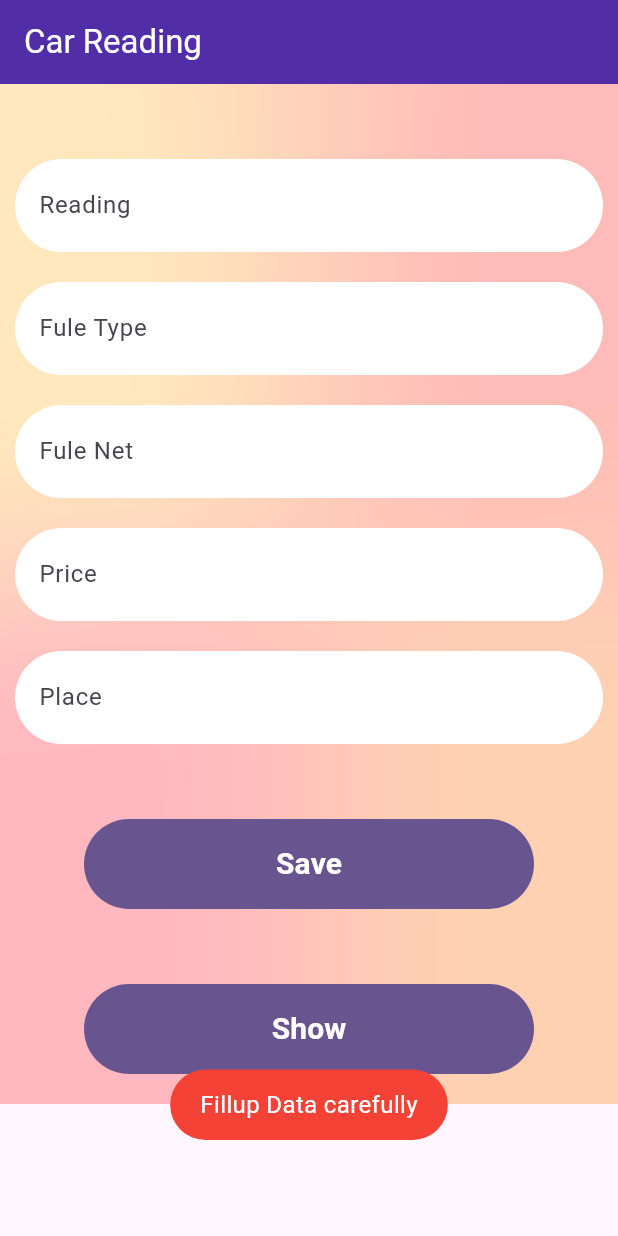
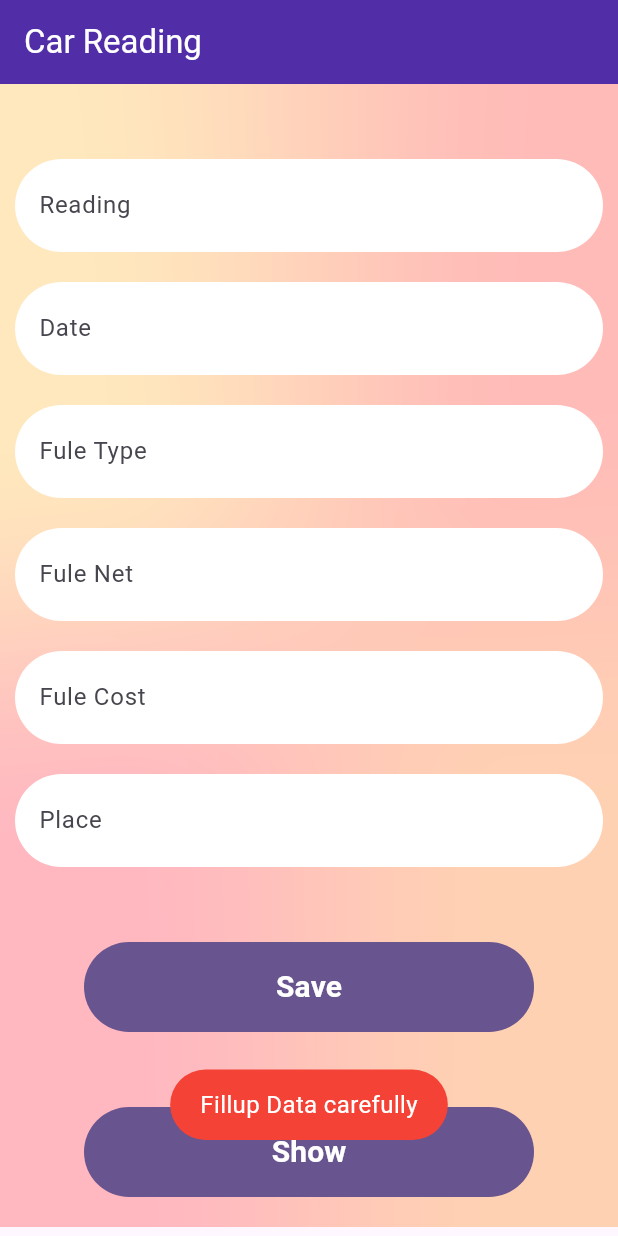
Before and after one commit to Siddhesh-crypt/Car_Data_Entry_App, a Flutter app: the screen it shows after launch, after a tap on "Save", on a phone screen of 412 x 824 dp. Run offline on Flutter 3.47's test engine with Material 2 defaults, Android fonts, the phone set to English and light mode, and no system bars; our stand-ins replace firebase_core, firebase_database, fluttertoast; accounts and stored records are empty.

Commit message:
App UI Upgrade

```diff
--- a/lib/HomePage.dart
+++ b/lib/HomePage.dart
@@ -19,6 +19,7 @@ class _HomePageState extends State<HomePage> {
   var netController = new TextEditingController();
   var priceController = new TextEditingController();
   var placeController = new TextEditingController();
+  var dateController = new TextEditingController();
 
   List<info> infoList = [];
 
@@ -79,6 +80,28 @@ class _HomePageState extends State<HomePage> {
                 padding: const EdgeInsets.only(top:20, left: 10, right: 10),
                 child: Container(
                   child: TextField(
+                      controller: dateController,
+                      keyboardType: TextInputType.datetime,
+                      autofocus: true,
+                      decoration: InputDecoration(
+                        hintText: "Enter The Date",
+                        hintStyle: TextStyle(color: Colors.grey, fontSize: 20),
+                        labelText: "Date",
+                        filled: true,
+                        fillColor: Colors.white,
+                        border: OutlineInputBorder(
+                            borderRadius: BorderRadius.circular(40),
+                            borderSide: BorderSide.none
+                        ),
+
+                      )
+                  ),
+                ),
+              ),
+              Padding(
+                padding: const EdgeInsets.only(top:20, left: 10, right: 10),
+                child: Container(
+                  child: TextField(
                     controller: fuleController,
                       keyboardType: TextInputType.text,
                       autofocus: true,
@@ -123,9 +146,9 @@ class _HomePageState extends State<HomePage> {
                     keyboardType: TextInputType.number,
                     autofocus: true,
                     decoration: InputDecoration(
-                        hintText: "Enter The Price",
+                        hintText: "Enter The Fule Cost",
                         hintStyle: TextStyle(color: Colors.grey, fontSize: 20),
-                        labelText: "Price",
+                        labelText: "Fule Cost",
                         filled: true,
                         fillColor: Colors.white,
                         border: OutlineInputBorder(
@@ -169,7 +192,8 @@ class _HomePageState extends State<HomePage> {
                         fuleController.text,
                         netController.text,
                         priceController.text,
-                        placeController.text
+                        placeController.text,
+                        dateController.text,
                     );
 
                     Fluttertoast.showToast(
@@ -229,13 +253,14 @@ class _HomePageState extends State<HomePage> {
     ));
   }
 
-  void insertData(String reading, String FuleType, String quantity, String Price, String Place){
+  void insertData(String reading, String FuleType, String quantity, String Price, String Place, String date){
     dbref.child("Info").push().set({
       'reading': reading,
       'type': FuleType,
       'quantity': quantity,
       'price': Price,
       'place': Place,
+      'date': date,
     });
   }
 
--- a/lib/ResultPage.dart
+++ b/lib/ResultPage.dart
@@ -103,7 +103,12 @@ class _ResultPageState extends State<ResultPage> {
                   fontWeight: FontWeight.bold,
                   fontSize: 20,
                   color: Colors.grey.shade700
-              ),)
+              ),),
+              Text("Date", style: TextStyle(
+                  fontWeight: FontWeight.bold,
+                  fontSize: 20,
+                  color: Colors.grey.shade700
+              ),),
             ],
           ),
           Column(
@@ -133,7 +138,13 @@ class _ResultPageState extends State<ResultPage> {
                   fontWeight: FontWeight.bold,
                   fontSize: 20,
                   color: Colors.grey.shade700
-              ),)
+              ),),
+              Text("------>", style: TextStyle(
+                  fontWeight: FontWeight.bold,
+                  fontSize: 20,
+                  color: Colors.grey.shade700
+              ),),
+
             ],
           ),
           Column(
@@ -163,6 +174,11 @@ class _ResultPageState extends State<ResultPage> {
                   fontWeight: FontWeight.bold,
                   fontSize: 20,
                   color: Colors.grey.shade700
+              ),),
+              Text(infoList.infoData!.date!, style: TextStyle(
+                  fontWeight: FontWeight.bold,
+                  fontSize: 20,
+                  color: Colors.grey.shade700
               ),)
             ],
           ),
--- a/lib/info_model.dart
+++ b/lib/info_model.dart
@@ -11,8 +11,9 @@ class InfoData{
   String? quantity;
   String? price;
   String? place;
+  String? date;
 
-  InfoData({this.reading,this.fule_type, this.quantity, this.price, this.place});
+  InfoData({this.reading,this.fule_type, this.quantity, this.price, this.place, this.date});
 
   InfoData.fromJson(Map<dynamic, dynamic> json){
     reading = json["reading"];
@@ -20,5 +21,6 @@ class InfoData{
     quantity = json["quantity"];
     price = json["price"];
     place = json["place"];
+    date = json['date'];
   }
 }
```
